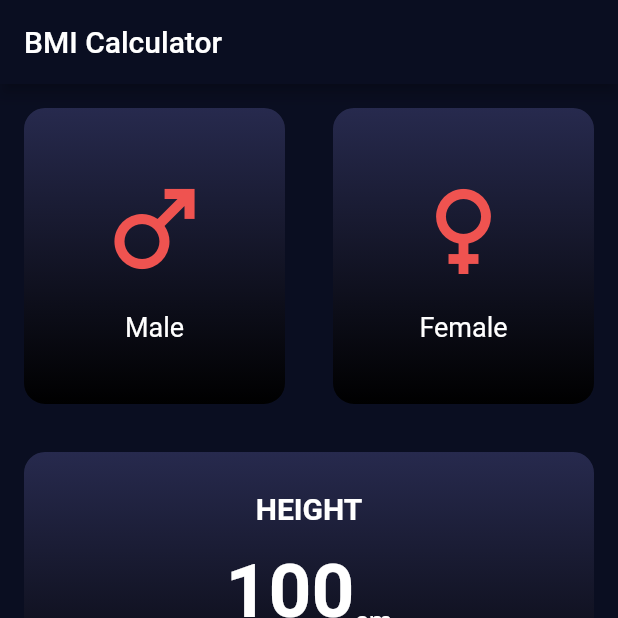
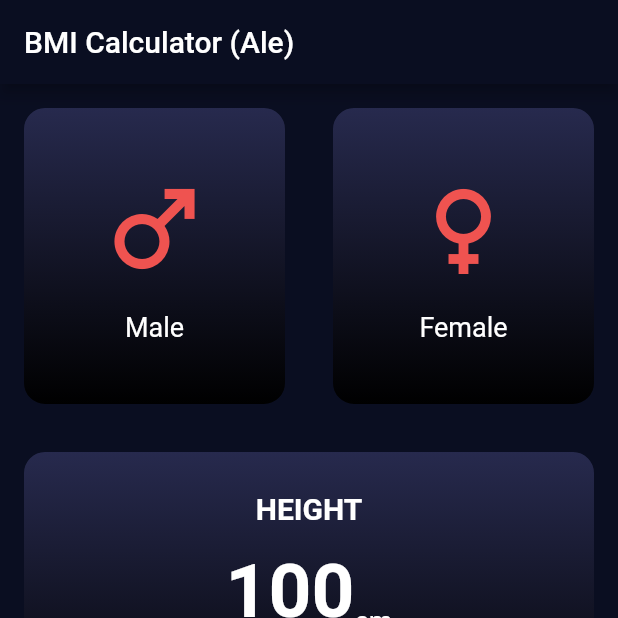
Before and after one commit to lesmanaharmonic/bmi-edspert-ale, a Flutter app: the screen it shows after launch, on a phone screen of 412 x 824 dp, the top half of it. Run offline on Flutter 3.47's test engine with Material 2 defaults, Android fonts, the phone set to English and light mode, and no system bars.

Commit message:
update owner

```diff
--- a/lib/views/bmi_data_screen.dart
+++ b/lib/views/bmi_data_screen.dart
@@ -31,7 +31,7 @@ class _BmiDataScreenState extends State<BmiDataScreen> {
     return Scaffold(
       backgroundColor: const Color(0xff0A0E21),
       appBar: AppBar(
-        title: const Text("BMI Calculator"),
+        title: const Text("BMI Calculator (Ale)"),
       ),
       body: Column(
         children: [
```
